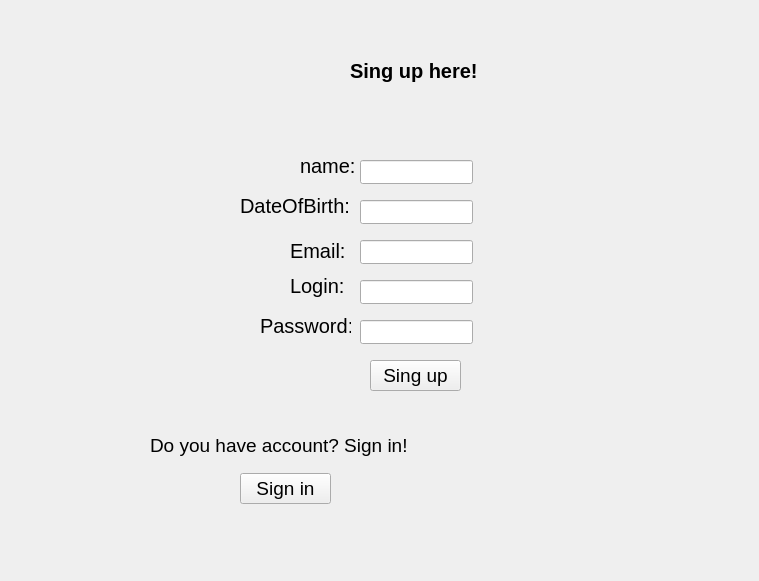
Qt form Client/registration.ui (KrHaXon/KOMUNIKATOR) before a commit.
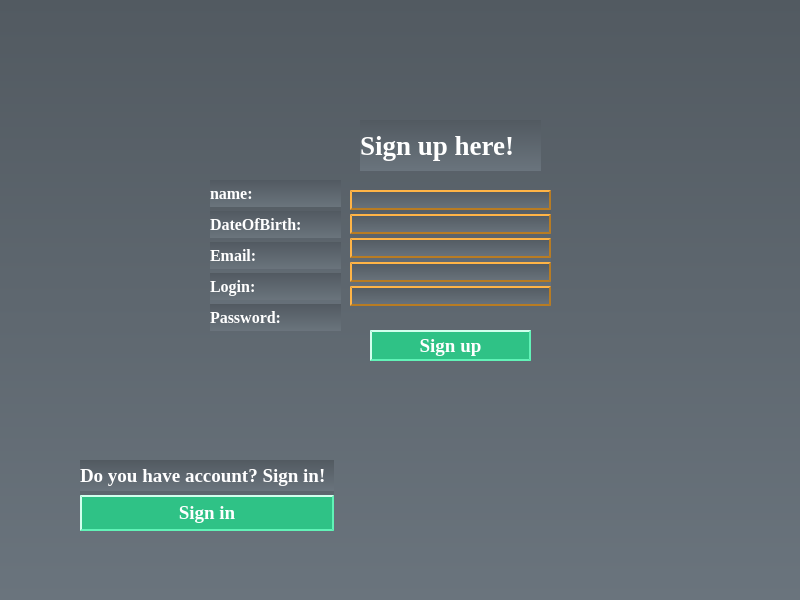
The same form after that commit.

Diff of the .ui file:
```diff
--- a/Client/registration.ui
+++ b/Client/registration.ui
@@ -6,229 +6,245 @@
    <rect>
     <x>0</x>
     <y>0</y>
-    <width>759</width>
-    <height>581</height>
+    <width>800</width>
+    <height>600</height>
    </rect>
   </property>
   <property name="windowTitle">
    <string>Form</string>
   </property>
-  <widget class="QLabel" name="label_2">
-   <property name="geometry">
-    <rect>
-     <x>300</x>
-     <y>150</y>
-     <width>61</width>
-     <height>31</height>
-    </rect>
-   </property>
-   <property name="font">
-    <font>
-     <pointsize>15</pointsize>
-    </font>
-   </property>
-   <property name="text">
-    <string>name:</string>
-   </property>
-  </widget>
-  <widget class="QLabel" name="label_3">
-   <property name="geometry">
-    <rect>
-     <x>240</x>
-     <y>180</y>
-     <width>111</width>
-     <height>51</height>
-    </rect>
-   </property>
-   <property name="font">
-    <font>
-     <pointsize>15</pointsize>
-    </font>
-   </property>
-   <property name="text">
-    <string>DateOfBirth:</string>
-   </property>
-  </widget>
-  <widget class="QLabel" name="label_7">
-   <property name="geometry">
-    <rect>
-     <x>150</x>
-     <y>430</y>
-     <width>261</width>
-     <height>31</height>
-    </rect>
-   </property>
-   <property name="font">
-    <font>
-     <pointsize>14</pointsize>
-    </font>
-   </property>
-   <property name="text">
-    <string>Do you have account? Sign in!</string>
-   </property>
-  </widget>
-  <widget class="QLabel" name="label_4">
-   <property name="geometry">
-    <rect>
-     <x>290</x>
-     <y>230</y>
-     <width>61</width>
-     <height>41</height>
-    </rect>
-   </property>
-   <property name="font">
-    <font>
-     <pointsize>15</pointsize>
-    </font>
-   </property>
-   <property name="text">
-    <string>Email:</string>
-   </property>
-  </widget>
-  <widget class="QLabel" name="label_5">
-   <property name="geometry">
-    <rect>
-     <x>290</x>
-     <y>270</y>
-     <width>61</width>
-     <height>31</height>
-    </rect>
-   </property>
-   <property name="font">
-    <font>
-     <pointsize>15</pointsize>
-    </font>
-   </property>
-   <property name="text">
-    <string>Login:</string>
-   </property>
-  </widget>
-  <widget class="QLabel" name="label_6">
-   <property name="geometry">
-    <rect>
-     <x>260</x>
-     <y>310</y>
-     <width>91</width>
-     <height>31</height>
-    </rect>
-   </property>
-   <property name="font">
-    <font>
-     <pointsize>15</pointsize>
-    </font>
-   </property>
-   <property name="text">
-    <string>Password:</string>
-   </property>
-  </widget>
-  <widget class="QPushButton" name="pushButton">
-   <property name="geometry">
-    <rect>
-     <x>240</x>
-     <y>473</y>
-     <width>91</width>
-     <height>31</height>
-    </rect>
-   </property>
-   <property name="font">
-    <font>
-     <pointsize>14</pointsize>
-    </font>
-   </property>
-   <property name="text">
-    <string>Sign in</string>
-   </property>
-  </widget>
+  <property name="styleSheet">
+   <string notr="true">QTextEdit, QListWidget, QListView{
+border-width: 2px;
+     border-style: outset;
+     border-color: #b87c23;
+}
+QLabel, QPushButton, QLineEdit{
+ font-family: times, Times New Roman, times-roman, georgia, serif;
+    color: white;
+    margin: 0;
+    padding: 0px 0px 0px 0px;
+    letter-spacing: 0px;
+    font-weight: bold;
+}
+QWidget{
+    background-color: qlineargradient(spread:pad, x1:0, y1:0, x2:0, y2:1, stop:0 #525a61, stop:1 #6a747d);
+}
+QPushButton{
+border-width: 2px;
+     border-style: outset;
+     border-color: #61f2b7;
+     background-color: #2fc286;
+}
+
+
+QGroupBox, QLineEdit, QMenuBar{
+    border-width: 2px;
+    border-style: outset;
+    border-color: #b87c23;
+    font-family: times, Times New Roman, times-roman, georgia, serif;
+    color: black;
+    margin: 0;
+    padding: 0px 0px 0px 0px;
+    letter-spacing: 0px;
+    font-weight: bold;
+
+}
+QGroupBox::title{
+     font-family: times, Times New Roman, times-roman, georgia, serif;
+    color: white;
+    margin: 0;
+    padding: 0px 0px 0px 0px;
+    letter-spacing: 0px;
+    font-weight: bold;
+    subcontrol-origin: margin;
+    bottom: 5px;
+}
+
+QSplitter::handle{
+background:transparent;
+}
+QSplitter::handle:hover{
+cursor: default;
+}</string>
+  </property>
   <widget class="QLabel" name="label">
    <property name="geometry">
     <rect>
-     <x>350</x>
-     <y>50</y>
-     <width>151</width>
-     <height>41</height>
+     <x>360</x>
+     <y>120</y>
+     <width>181</width>
+     <height>51</height>
     </rect>
    </property>
    <property name="font">
     <font>
-     <pointsize>15</pointsize>
+     <family>times</family>
+     <pointsize>20</pointsize>
      <bold>true</bold>
     </font>
    </property>
    <property name="text">
-    <string>Sing up here!</string>
-   </property>
-  </widget>
-  <widget class="QLineEdit" name="lineEdit">
-   <property name="geometry">
-    <rect>
-     <x>360</x>
-     <y>160</y>
-     <width>113</width>
-     <height>24</height>
-    </rect>
-   </property>
-  </widget>
-  <widget class="QLineEdit" name="lineEdit_2">
-   <property name="geometry">
-    <rect>
-     <x>360</x>
-     <y>200</y>
-     <width>113</width>
-     <height>24</height>
-    </rect>
-   </property>
-  </widget>
-  <widget class="QLineEdit" name="lineEdit_3">
-   <property name="geometry">
-    <rect>
-     <x>360</x>
-     <y>240</y>
-     <width>113</width>
-     <height>24</height>
-    </rect>
-   </property>
-  </widget>
-  <widget class="QLineEdit" name="lineEdit_4">
-   <property name="geometry">
-    <rect>
-     <x>360</x>
-     <y>280</y>
-     <width>113</width>
-     <height>24</height>
-    </rect>
-   </property>
-  </widget>
-  <widget class="QLineEdit" name="lineEdit_5">
-   <property name="geometry">
-    <rect>
-     <x>360</x>
-     <y>320</y>
-     <width>113</width>
-     <height>24</height>
-    </rect>
-   </property>
-   <property name="echoMode">
-    <enum>QLineEdit::Password</enum>
+    <string>Sign up here!</string>
    </property>
   </widget>
   <widget class="QPushButton" name="pushButton_2">
    <property name="geometry">
     <rect>
      <x>370</x>
-     <y>360</y>
-     <width>91</width>
+     <y>330</y>
+     <width>161</width>
      <height>31</height>
     </rect>
    </property>
    <property name="font">
     <font>
+     <family>times</family>
      <pointsize>14</pointsize>
+     <bold>true</bold>
     </font>
    </property>
    <property name="text">
-    <string>Sing up</string>
+    <string>Sign up</string>
    </property>
   </widget>
+  <widget class="QSplitter" name="splitter_3">
+   <property name="geometry">
+    <rect>
+     <x>80</x>
+     <y>460</y>
+     <width>254</width>
+     <height>71</height>
+    </rect>
+   </property>
+   <property name="orientation">
+    <enum>Qt::Vertical</enum>
+   </property>
+   <widget class="QLabel" name="label_7">
+    <property name="font">
+     <font>
+      <family>times</family>
+      <pointsize>14</pointsize>
+      <bold>true</bold>
+     </font>
+    </property>
+    <property name="text">
+     <string>Do you have account? Sign in!</string>
+    </property>
+   </widget>
+   <widget class="QPushButton" name="pushButton">
+    <property name="font">
+     <font>
+      <family>times</family>
+      <pointsize>14</pointsize>
+      <bold>true</bold>
+     </font>
+    </property>
+    <property name="text">
+     <string>Sign in</string>
+    </property>
+   </widget>
+  </widget>
+  <widget class="QSplitter" name="splitter">
+   <property name="geometry">
+    <rect>
+     <x>210</x>
+     <y>180</y>
+     <width>131</width>
+     <height>151</height>
+    </rect>
+   </property>
+   <property name="font">
+    <font>
+     <pointsize>12</pointsize>
+    </font>
+   </property>
+   <property name="orientation">
+    <enum>Qt::Vertical</enum>
+   </property>
+   <widget class="QLabel" name="label_2">
+    <property name="font">
+     <font>
+      <family>times</family>
+      <pointsize>12</pointsize>
+      <bold>true</bold>
+     </font>
+    </property>
+    <property name="text">
+     <string>name:</string>
+    </property>
+   </widget>
+   <widget class="QLabel" name="label_3">
+    <property name="font">
+     <font>
+      <family>times</family>
+      <pointsize>12</pointsize>
+      <bold>true</bold>
+     </font>
+    </property>
+    <property name="text">
+     <string>DateOfBirth:</string>
+    </property>
+   </widget>
+   <widget class="QLabel" name="label_4">
+    <property name="font">
+     <font>
+      <family>times</family>
+      <pointsize>12</pointsize>
+      <bold>true</bold>
+     </font>
+    </property>
+    <property name="text">
+     <string>Email:</string>
+    </property>
+   </widget>
+   <widget class="QLabel" name="label_5">
+    <property name="font">
+     <font>
+      <family>times</family>
+      <pointsize>12</pointsize>
+      <bold>true</bold>
+     </font>
+    </property>
+    <property name="text">
+     <string>Login:</string>
+    </property>
+   </widget>
+   <widget class="QLabel" name="label_6">
+    <property name="font">
+     <font>
+      <family>times</family>
+      <pointsize>12</pointsize>
+      <bold>true</bold>
+     </font>
+    </property>
+    <property name="text">
+     <string>Password:</string>
+    </property>
+   </widget>
+  </widget>
+  <widget class="QSplitter" name="splitter_2">
+   <property name="geometry">
+    <rect>
+     <x>350</x>
+     <y>190</y>
+     <width>201</width>
+     <height>116</height>
+    </rect>
+   </property>
+   <property name="orientation">
+    <enum>Qt::Vertical</enum>
+   </property>
+   <widget class="QLineEdit" name="lineEdit_2"/>
+   <widget class="QLineEdit" name="lineEdit"/>
+   <widget class="QLineEdit" name="lineEdit_3"/>
+   <widget class="QLineEdit" name="lineEdit_4"/>
+   <widget class="QLineEdit" name="lineEdit_5">
+    <property name="echoMode">
+     <enum>QLineEdit::Password</enum>
+    </property>
+   </widget>
+  </widget>
  </widget>
  <resources/>
  <connections/>
```
